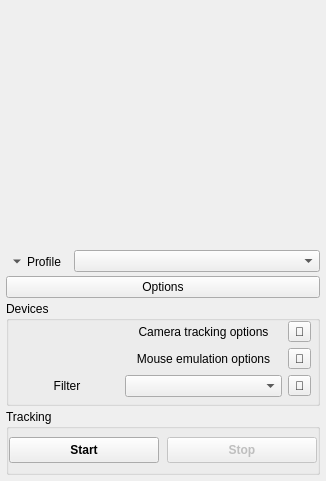
First picture: the form in gui/main-window.ui, repository opentrack/opentrack, before the edit.
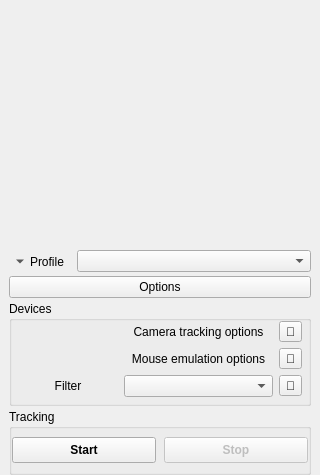
Second picture: the form after the edit. Icons and pictures are not drawn.

Commit message: gui: tweak main window margins

The edit to the form file:
```diff
--- a/gui/main-window.ui
+++ b/gui/main-window.ui
@@ -7,8 +7,8 @@
    <rect>
     <x>0</x>
     <y>0</y>
-    <width>326</width>
-    <height>481</height>
+    <width>320</width>
+    <height>475</height>
    </rect>
   </property>
   <property name="windowIcon">
@@ -37,10 +37,10 @@
      <number>0</number>
     </property>
     <property name="rightMargin">
-     <number>6</number>
+     <number>0</number>
     </property>
     <property name="bottomMargin">
-     <number>6</number>
+     <number>0</number>
     </property>
     <item>
      <widget class="QFrame" name="frame">
@@ -280,15 +280,9 @@
           </sizepolicy>
          </property>
          <layout class="QGridLayout" name="gridLayout_2">
-          <property name="leftMargin">
-           <number>6</number>
-          </property>
           <property name="topMargin">
            <number>0</number>
           </property>
-          <property name="rightMargin">
-           <number>0</number>
-          </property>
           <property name="bottomMargin">
            <number>0</number>
           </property>
```
